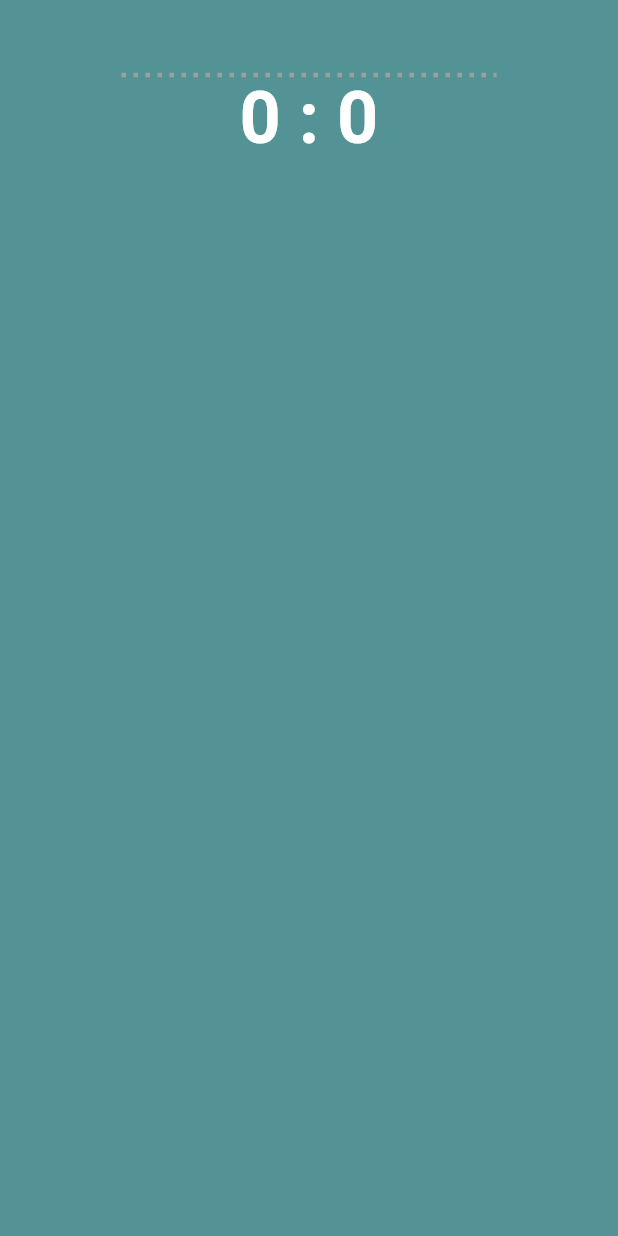
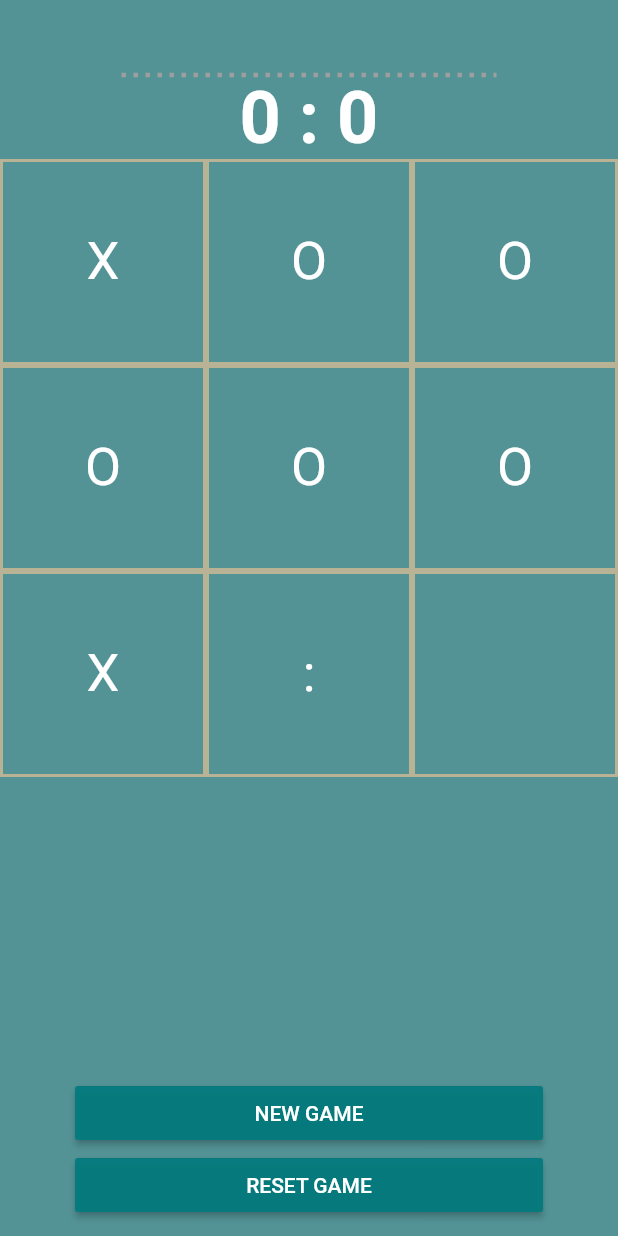
Before and after one commit to Jaloliddin-Fozilov/tictactoe, a Flutter app: the screen it shows after launch, on a phone screen of 412 x 824 dp. Run offline on Flutter 3.47's test engine with Material 2 defaults, Android fonts, the phone set to English and light mode, and no system bars; our stand-ins replace dotted_decoration.

Commit message:
added gird and buttons

```diff
--- a/lib/main.dart
+++ b/lib/main.dart
@@ -2,6 +2,8 @@ import 'package:flutter/cupertino.dart';
 import 'package:flutter/material.dart';
 
 import './widgets/score_widget.dart';
+import './widgets/body_gridview.dart';
+import './widgets/bottom_buttons.dart';
 
 void main() {
   runApp(MyApp());
@@ -25,10 +27,33 @@ class _MyAppState extends State<MyApp> {
   }
 }
 
-class BodyWidgets extends StatelessWidget {
+class BodyWidgets extends StatefulWidget {
   const BodyWidgets({
     Key? key,
   }) : super(key: key);
+
+  @override
+  State<BodyWidgets> createState() => _BodyWidgetsState();
+}
+
+class _BodyWidgetsState extends State<BodyWidgets> {
+  bool oTurn = true;
+
+  // 1st player is O
+  List<String> displayElement = ['', '', '', '', '', '', '', '', ''];
+  int oScore = 0;
+  int xScore = 0;
+  int filledBoxes = 0;
+  void clearScoreBoard() {
+    setState(() {
+      xScore = 0;
+      oScore = 0;
+      for (int i = 0; i < 9; i++) {
+        displayElement[i] = '';
+      }
+    });
+    filledBoxes = 0;
+  }
 
   @override
   Widget build(BuildContext context) {
@@ -40,7 +65,8 @@ class BodyWidgets extends StatelessWidget {
             height: MediaQuery.of(context).padding.top,
           ),
           ScoreWidget(),
-
+          BodyGridView(),
+          BottomButtons(clearScoreBoard),
         ],
       ),
     );
--- /dev/null
+++ b/lib/widgets/body_gridview.dart
@@ -0,0 +1,36 @@
+import 'package:flutter/material.dart';
+
+class BodyGridView extends StatelessWidget {
+  const BodyGridView({
+    Key? key,
+  }) : super(key: key);
+
+  @override
+  Widget build(BuildContext context) {
+    return Expanded(
+      child: GridView.builder(
+          itemCount: 9,
+          gridDelegate:
+              SliverGridDelegateWithFixedCrossAxisCount(crossAxisCount: 3),
+          itemBuilder: (BuildContext context, int index) {
+            return GestureDetector(
+              onTap: () {
+                Text("data");
+              },
+              child: Container(
+                decoration: BoxDecoration(
+                  border: Border.all(
+                      color: Color.fromRGBO(184, 179, 148, 1), width: 2),
+                ),
+                child: Center(
+                  child: Text(
+                    "XOOOOOX: "[index],
+                    style: TextStyle(color: Colors.white, fontSize: 35),
+                  ),
+                ),
+              ),
+            );
+          }),
+    );
+  }
+}
--- /dev/null
+++ b/lib/widgets/bottom_buttons.dart
@@ -0,0 +1,37 @@
+import 'package:flutter/material.dart';
+
+class BottomButtons extends StatelessWidget {
+  final Function clearScoreBoard;
+
+  BottomButtons(this.clearScoreBoard);
+
+  @override
+  Widget build(BuildContext context) {
+    return Container(
+      margin: EdgeInsets.only(right: 50, left: 50, bottom: 10),
+      child: Column(
+        crossAxisAlignment: CrossAxisAlignment.stretch,
+        children: [
+          RaisedButton(
+            color: Color(0xf0037A7E),
+            textColor: Colors.white,
+            onPressed: () {
+              clearScoreBoard;
+            },
+            child: Text(
+              "NEW GAME",
+            ),
+          ),
+          RaisedButton(
+            color: Color(0xf0037A7E),
+            textColor: Colors.white,
+            onPressed: () {
+              clearScoreBoard;
+            },
+            child: Text("RESET GAME"),
+          ),
+        ],
+      ),
+    );
+  }
+}
--- a/lib/widgets/score_widget.dart
+++ b/lib/widgets/score_widget.dart
@@ -1,6 +1,5 @@
 import 'package:flutter/material.dart';
 import 'package:dotted_decoration/dotted_decoration.dart';
-
 
 class ScoreWidget extends StatelessWidget {
   const ScoreWidget({
```
